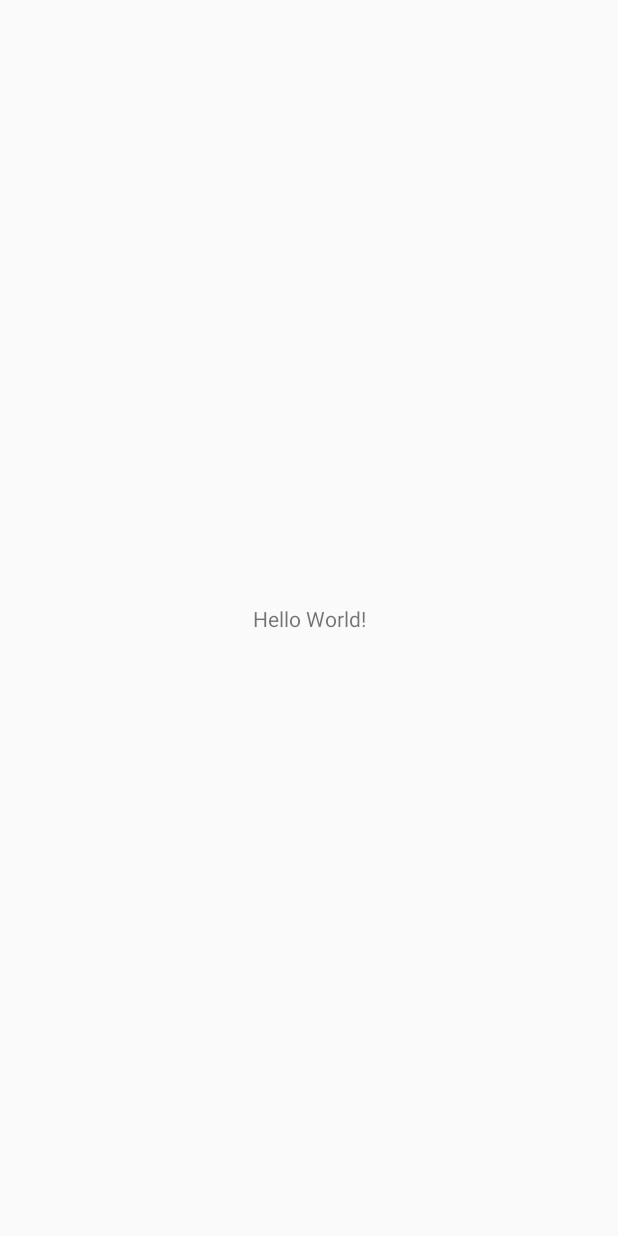
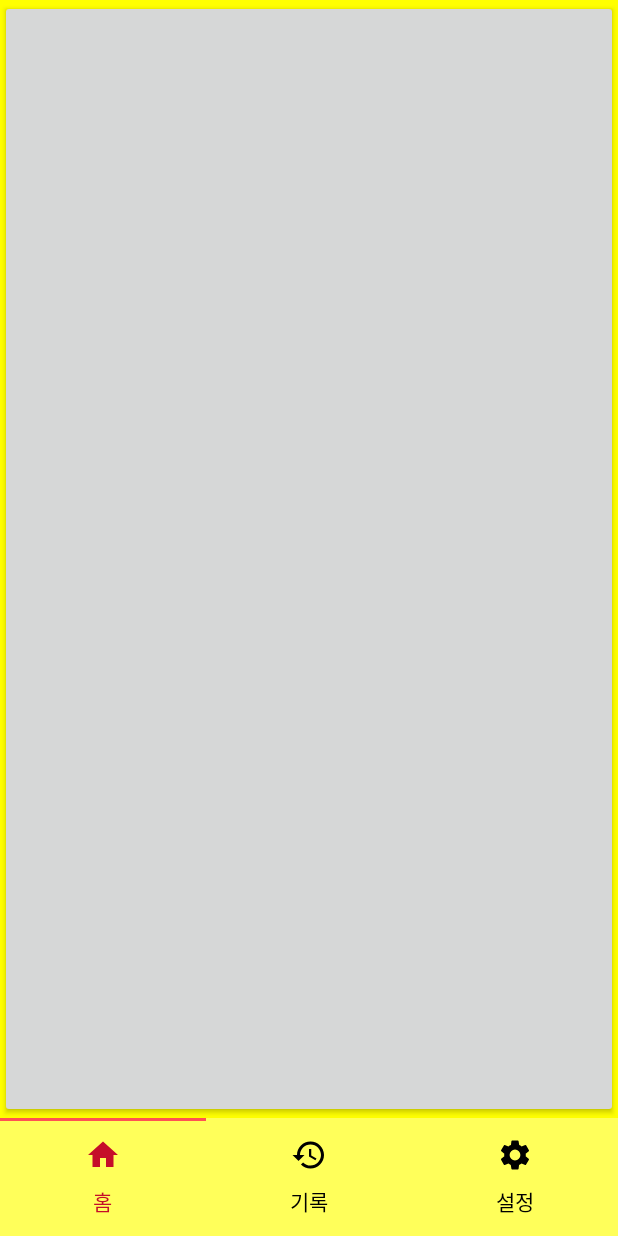
Before and after one commit to sinaenjuni/Pick-one-for-me, an Android app: the screen it shows after launch (MainActivity), on a phone screen of 412 x 824 dp. Before the commit the screen is almost empty. Run offline under Robolectric (Android 15) with nearby library versions, the phone set to English and light mode, and no system bars.

Commit message:
layout alter tablayout, viewpager

```diff
--- a/app/build.gradle
+++ b/app/build.gradle
@@ -9,6 +9,7 @@ android {
         targetSdkVersion 29
         versionCode 1
         versionName "1.0"
+        vectorDrawables.useSupportLibrary = true
         testInstrumentationRunner "androidx.test.runner.AndroidJUnitRunner"
     }
     buildTypes {
@@ -26,4 +27,8 @@ dependencies {
     testImplementation 'junit:junit:4.12'
     androidTestImplementation 'androidx.test.ext:junit:1.1.0'
     androidTestImplementation 'androidx.test.espresso:espresso-core:3.1.1'
+
+    implementation 'com.google.android.material:material:1.2.0-alpha01' //tab layout
+
+
 }
--- a/app/src/main/java/y2k4388/gmail/com/pickoneforme/MainActivity.java
+++ b/app/src/main/java/y2k4388/gmail/com/pickoneforme/MainActivity.java
@@ -1,19 +1,90 @@
 package y2k4388.gmail.com.pickoneforme;
 
 import androidx.appcompat.app.AppCompatActivity;
+import androidx.viewpager.widget.ViewPager;
 
+import android.graphics.Color;
+import android.graphics.PorterDuff;
+import android.graphics.drawable.VectorDrawable;
+import android.os.Build;
 import android.os.Bundle;
+import android.util.Log;
+
+import com.google.android.material.tabs.TabLayout;
 
 public class MainActivity extends AppCompatActivity implements MainConstants.View{
+    String TAG = "MAIN_ACTIVITY";
+
     MainConstants.Presenter mainPresenter;
 
+    ViewPager viewPager;
+    TabLayout tabLayout;
+    PagerAdapter pagerAdapter;
+
+    void initVariables(){
+        mainPresenter = new MainPresenter();
+
+        viewPager = findViewById(R.id.main_viewpager);
+        viewPager.setOffscreenPageLimit(3);
+
+        pagerAdapter = new PagerAdapter(getSupportFragmentManager());
+
+        tabLayout = findViewById(R.id.main_tablayout);
+
+    }
 
     @Override
     protected void onCreate(Bundle savedInstanceState) {
         super.onCreate(savedInstanceState);
         setContentView(R.layout.activity_main);
 
-        mainPresenter = new MainPresenter();
+        initVariables();
+
+        ViewpagerFragment1 viewpagerFragment1 = new ViewpagerFragment1();
+        pagerAdapter.addItem(viewpagerFragment1);
+        ViewpagerFragment2 viewpagerFragment2 = new ViewpagerFragment2();
+        pagerAdapter.addItem(viewpagerFragment2);
+        ViewpagerFragment3 viewpagerFragment3 = new ViewpagerFragment3();
+        pagerAdapter.addItem(viewpagerFragment3);
+
+        viewPager.setAdapter(pagerAdapter);
+
+        viewPager.addOnPageChangeListener(new TabLayout.TabLayoutOnPageChangeListener(tabLayout));
+
+        tabLayout.addTab(tabLayout.newTab().setText("홈").setIcon(getResources().getDrawable(R.drawable.ic_home_black_24dp)));
+        if (Build.VERSION.SDK_INT >= Build.VERSION_CODES.M) {
+            tabLayout.getTabAt(0).getIcon().setTint(getColor(R.color.colorSecondaryPrimaryDark));
+        }
+        tabLayout.addTab(tabLayout.newTab().setText("기록").setIcon(getResources().getDrawable(R.drawable.ic_history_black_24dp)));
+        tabLayout.addTab(tabLayout.newTab().setText("설정").setIcon(getResources().getDrawable(R.drawable.ic_settings_black_24dp)));
+
+        tabLayout.addOnTabSelectedListener(new TabLayout.OnTabSelectedListener() {
+
+            @Override
+            public void onTabSelected(TabLayout.Tab tab) {
+//                Log.e(TAG, "onTabSelected: "+ tab.getPosition());
+
+                viewPager.setCurrentItem(tab.getPosition());
+                Log.e(TAG, "onTabSelected: " + tab.getIcon() );
+
+                if (Build.VERSION.SDK_INT >= Build.VERSION_CODES.M) {
+                    tab.getIcon().setTint(getColor(R.color.colorSecondaryPrimaryDark));
+                }
+            }
+
+            @Override
+            public void onTabUnselected(TabLayout.Tab tab) {
+                if (Build.VERSION.SDK_INT >= Build.VERSION_CODES.LOLLIPOP) {
+                    tab.getIcon().setTint(Color.BLACK);
+                }
+            }
+
+            @Override
+            public void onTabReselected(TabLayout.Tab tab) {
+
+            }
+        });
+
 
 
     }
--- /dev/null
+++ b/app/src/main/java/y2k4388/gmail/com/pickoneforme/PagerAdapter.java
@@ -0,0 +1,32 @@
+package y2k4388.gmail.com.pickoneforme;
+
+import androidx.annotation.NonNull;
+import androidx.fragment.app.Fragment;
+import androidx.fragment.app.FragmentManager;
+import androidx.fragment.app.FragmentPagerAdapter;
+
+import java.util.ArrayList;
+
+public class PagerAdapter extends FragmentPagerAdapter {
+    ArrayList<Fragment> fragments = new ArrayList<>();
+
+    public PagerAdapter(@NonNull FragmentManager fm) {
+        super(fm);
+    }
+
+
+    public void addItem(Fragment fragment){
+        fragments.add(fragment);
+    }
+
+
+    @Override
+    public Fragment getItem(int position) {
+        return fragments.get(position);
+    }
+
+    @Override
+    public int getCount() {
+        return fragments.size();
+    }
+}
--- /dev/null
+++ b/app/src/main/java/y2k4388/gmail/com/pickoneforme/ViewpagerFragment1.java
@@ -0,0 +1,26 @@
+package y2k4388.gmail.com.pickoneforme;
+
+import android.os.Bundle;
+import android.view.LayoutInflater;
+import android.view.View;
+import android.view.ViewGroup;
+
+import androidx.annotation.NonNull;
+import androidx.annotation.Nullable;
+import androidx.fragment.app.Fragment;
+
+public class ViewpagerFragment1 extends Fragment {
+
+    public ViewpagerFragment1() {
+    }
+
+    @Nullable
+    @Override
+    public View onCreateView(@NonNull LayoutInflater inflater, @Nullable ViewGroup container, @Nullable Bundle savedInstanceState) {
+
+        ViewGroup viewGroup = (ViewGroup) inflater.inflate(R.layout.viewpager_fragment1, container, false);
+
+        return viewGroup;
+
+    }
+}
--- /dev/null
+++ b/app/src/main/java/y2k4388/gmail/com/pickoneforme/ViewpagerFragment2.java
@@ -0,0 +1,26 @@
+package y2k4388.gmail.com.pickoneforme;
+
+import android.os.Bundle;
+import android.view.LayoutInflater;
+import android.view.View;
+import android.view.ViewGroup;
+
+import androidx.annotation.NonNull;
+import androidx.annotation.Nullable;
+import androidx.fragment.app.Fragment;
+
+public class ViewpagerFragment2 extends Fragment {
+
+    public ViewpagerFragment2() {
+    }
+
+    @Nullable
+    @Override
+    public View onCreateView(@NonNull LayoutInflater inflater, @Nullable ViewGroup container, @Nullable Bundle savedInstanceState) {
+
+        ViewGroup viewGroup = (ViewGroup) inflater.inflate(R.layout.viewpager_fragment2, container, false);
+
+        return viewGroup;
+
+    }
+}
--- /dev/null
+++ b/app/src/main/java/y2k4388/gmail/com/pickoneforme/ViewpagerFragment3.java
@@ -0,0 +1,26 @@
+package y2k4388.gmail.com.pickoneforme;
+
+import android.os.Bundle;
+import android.view.LayoutInflater;
+import android.view.View;
+import android.view.ViewGroup;
+
+import androidx.annotation.NonNull;
+import androidx.annotation.Nullable;
+import androidx.fragment.app.Fragment;
+
+public class ViewpagerFragment3 extends Fragment {
+
+    public ViewpagerFragment3() {
+    }
+
+    @Nullable
+    @Override
+    public View onCreateView(@NonNull LayoutInflater inflater, @Nullable ViewGroup container, @Nullable Bundle savedInstanceState) {
+
+        ViewGroup viewGroup = (ViewGroup) inflater.inflate(R.layout.viewpager_fragment2, container, false);
+
+        return viewGroup;
+
+    }
+}
--- /dev/null
+++ b/app/src/main/res/drawable/ic_history_black_24dp.xml
@@ -0,0 +1,9 @@
+<vector xmlns:android="http://schemas.android.com/apk/res/android"
+        android:width="24dp"
+        android:height="24dp"
+        android:viewportWidth="24.0"
+        android:viewportHeight="24.0">
+    <path
+        android:fillColor="#FF000000"
+        android:pathData="M13,3c-4.97,0 -9,4.03 -9,9L1,12l3.89,3.89 0.07,0.14L9,12L6,12c0,-3.87 3.13,-7 7,-7s7,3.13 7,7 -3.13,7 -7,7c-1.93,0 -3.68,-0.79 -4.94,-2.06l-1.42,1.42C8.27,19.99 10.51,21 13,21c4.97,0 9,-4.03 9,-9s-4.03,-9 -9,-9zM12,8v5l4.28,2.54 0.72,-1.21 -3.5,-2.08L13.5,8L12,8z"/>
+</vector>
--- /dev/null
+++ b/app/src/main/res/drawable/ic_home_black_24dp.xml
@@ -0,0 +1,9 @@
+<vector xmlns:android="http://schemas.android.com/apk/res/android"
+        android:width="24dp"
+        android:height="24dp"
+        android:viewportWidth="24.0"
+        android:viewportHeight="24.0">
+    <path
+        android:fillColor="#FF000000"
+        android:pathData="M10,20v-6h4v6h5v-8h3L12,3 2,12h3v8z"/>
+</vector>
--- /dev/null
+++ b/app/src/main/res/drawable/ic_settings_black_24dp.xml
@@ -0,0 +1,9 @@
+<vector xmlns:android="http://schemas.android.com/apk/res/android"
+        android:width="24dp"
+        android:height="24dp"
+        android:viewportWidth="24"
+        android:viewportHeight="24">
+    <path
+        android:fillColor="#FF000000"
+        android:pathData="M19.1,12.9a2.8,2.8 0,0 0,0.1 -0.9,2.8 2.8,0 0,0 -0.1,-0.9l2.1,-1.6a0.7,0.7 0,0 0,0.1 -0.6L19.4,5.5a0.7,0.7 0,0 0,-0.6 -0.2l-2.4,1a6.5,6.5 0,0 0,-1.6 -0.9l-0.4,-2.6a0.5,0.5 0,0 0,-0.5 -0.4H10.1a0.5,0.5 0,0 0,-0.5 0.4L9.3,5.4a5.6,5.6 0,0 0,-1.7 0.9l-2.4,-1a0.4,0.4 0,0 0,-0.5 0.2l-2,3.4c-0.1,0.2 0,0.4 0.2,0.6l2,1.6a2.8,2.8 0,0 0,-0.1 0.9,2.8 2.8,0 0,0 0.1,0.9L2.8,14.5a0.7,0.7 0,0 0,-0.1 0.6l1.9,3.4a0.7,0.7 0,0 0,0.6 0.2l2.4,-1a6.5,6.5 0,0 0,1.6 0.9l0.4,2.6a0.5,0.5 0,0 0,0.5 0.4h3.8a0.5,0.5 0,0 0,0.5 -0.4l0.3,-2.6a5.6,5.6 0,0 0,1.7 -0.9l2.4,1a0.4,0.4 0,0 0,0.5 -0.2l2,-3.4c0.1,-0.2 0,-0.4 -0.2,-0.6ZM12,15.6A3.6,3.6 0,1 1,15.6 12,3.6 3.6,0 0,1 12,15.6Z"/>
+</vector>
--- /dev/null
+++ b/app/src/main/res/drawable/ic_thumb_up_black_24dp.xml
@@ -0,0 +1,9 @@
+<vector xmlns:android="http://schemas.android.com/apk/res/android"
+        android:width="24dp"
+        android:height="24dp"
+        android:viewportWidth="24.0"
+        android:viewportHeight="24.0">
+    <path
+        android:fillColor="#FF000000"
+        android:pathData="M1,21h4L5,9L1,9v12zM23,10c0,-1.1 -0.9,-2 -2,-2h-6.31l0.95,-4.57 0.03,-0.32c0,-0.41 -0.17,-0.79 -0.44,-1.06L14.17,1 7.59,7.59C7.22,7.95 7,8.45 7,9v10c0,1.1 0.9,2 2,2h9c0.83,0 1.54,-0.5 1.84,-1.22l3.02,-7.05c0.09,-0.23 0.14,-0.47 0.14,-0.73v-1.91l-0.01,-0.01L23,10z"/>
+</vector>
--- a/app/src/main/res/layout/activity_main.xml
+++ b/app/src/main/res/layout/activity_main.xml
@@ -1,18 +1,46 @@
 <?xml version="1.0" encoding="utf-8"?>
-<androidx.constraintlayout.widget.ConstraintLayout xmlns:android="http://schemas.android.com/apk/res/android"
+<LinearLayout xmlns:android="http://schemas.android.com/apk/res/android"
     xmlns:app="http://schemas.android.com/apk/res-auto"
     xmlns:tools="http://schemas.android.com/tools"
     android:layout_width="match_parent"
     android:layout_height="match_parent"
+    android:orientation="vertical"
     tools:context=".MainActivity">
 
-    <TextView
-        android:layout_width="wrap_content"
-        android:layout_height="wrap_content"
-        android:text="Hello World!"
-        app:layout_constraintBottom_toBottomOf="parent"
-        app:layout_constraintLeft_toLeftOf="parent"
-        app:layout_constraintRight_toRightOf="parent"
-        app:layout_constraintTop_toTopOf="parent" />
+  <androidx.viewpager.widget.ViewPager
+      android:orientation="horizontal"
+      android:id="@+id/main_viewpager"
+      android:layout_width="match_parent"
+      android:layout_height="0dp"
+      android:layout_weight="0.95"
+      android:background="@color/colorPrimary"/>
 
-</androidx.constraintlayout.widget.ConstraintLayout>
+  <com.google.android.material.tabs.TabLayout
+      android:id="@+id/main_tablayout"
+      android:layout_weight="0.1"
+      android:layout_width="match_parent"
+      android:layout_height="0dp"
+      app:tabGravity="fill"
+      app:tabMode="fixed"
+      app:tabIndicatorColor="@color/colorSecondaryPrimary"
+      app:tabIndicatorGravity="top"
+      app:tabTextColor="@android:color/black"
+      app:tabSelectedTextColor="@color/colorSecondaryPrimaryDark"
+      android:theme="@style/ThemeOverlay.AppCompat.Dark.ActionBar"
+      android:background="@color/colorPrimaryLight"/>
+
+
+<!--  design:tabGravity  탭의 정렬 방식 선택-->
+<!--  fill : 너비를 모두 같게 표시-->
+<!--  center : 가운데 정렬하여 표시-->
+
+<!--  design:tabMode  탭의 표시 방식을 선택-->
+<!--  Fixed : 모든 탭을 한번에 표시-->
+<!--  Scrollable : 일부 탭만 표시. 나머지 스크롤-->
+
+<!--  design:tabIndicatorColor: 현재 선택된 탭에 대한 색 지정-->
+<!--  design:tabTextColor: 탭에 적용할 기본 텍스트 색 지정-->
+<!--  design:tabSelectedTextColor 현재 선택된 탭의 텍스트 색 지정-->
+
+
+</LinearLayout>
--- /dev/null
+++ b/app/src/main/res/layout/viewpager_fragment1.xml
@@ -0,0 +1,12 @@
+<?xml version="1.0" encoding="utf-8"?>
+<LinearLayout xmlns:android="http://schemas.android.com/apk/res/android"
+    android:layout_width="match_parent"
+    android:layout_height="match_parent">
+
+
+    <Button
+        android:layout_width="match_parent"
+        android:layout_height="match_parent"
+        />
+
+</LinearLayout>
--- /dev/null
+++ b/app/src/main/res/layout/viewpager_fragment2.xml
@@ -0,0 +1,13 @@
+<?xml version="1.0" encoding="utf-8"?>
+<LinearLayout xmlns:android="http://schemas.android.com/apk/res/android"
+    android:layout_width="match_parent"
+    android:layout_height="match_parent">
+
+    <TextView
+        android:layout_width="match_parent"
+        android:layout_height="match_parent"
+        android:textSize="30dp"
+        android:text="fragment2"
+        android:gravity="center"/>
+
+</LinearLayout>
--- /dev/null
+++ b/app/src/main/res/layout/viewpager_fragment3.xml
@@ -0,0 +1,13 @@
+<?xml version="1.0" encoding="utf-8"?>
+<LinearLayout xmlns:android="http://schemas.android.com/apk/res/android"
+    android:layout_width="match_parent"
+    android:layout_height="match_parent">
+
+    <TextView
+        android:layout_width="match_parent"
+        android:layout_height="match_parent"
+        android:textSize="30dp"
+        android:text="fragment2"
+        android:gravity="center"/>
+
+</LinearLayout>
--- a/app/src/main/res/values/colors.xml
+++ b/app/src/main/res/values/colors.xml
@@ -1,12 +1,13 @@
 <?xml version="1.0" encoding="utf-8"?>
 <resources>
-    <color name="colorPrimary">#ffee58</color>
-    <color name="colorPrimaryDark">#c9bc1f</color>
+    <color name="colorPrimary">#ffff00</color>
+    <color name="colorPrimaryLight">#ffff5a</color>
+    <color name="colorPrimaryDark">#c7cc00</color>
     <color name="colorAccent">#000000</color>
 
-    <color name="colorSecondaryPrimary">#ff9100</color>
-    <color name="colorSecondaryPrimaryDark">#c56200</color>
-    <color name="colorSecondaryAccent">#ffc246</color>
+    <color name="colorSecondaryPrimary">#ff5252</color>
+    <color name="colorSecondaryPrimaryDark">#c50e29</color>
+    <color name="colorSecondaryLight">#ff867f</color>
 
 
 </resources>
```
